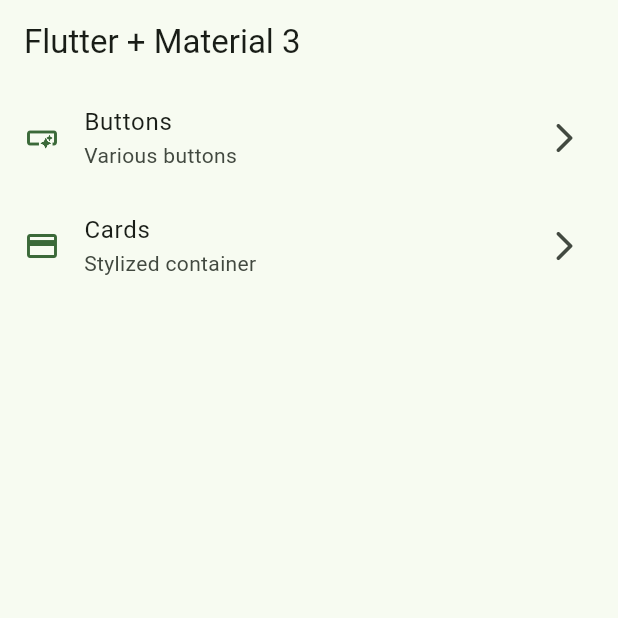
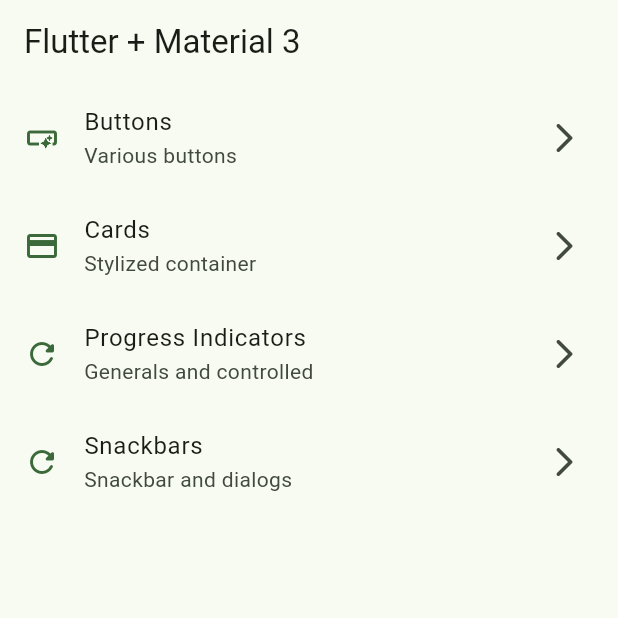
Before and after one commit to arisvaldez/widgets_app, a Flutter app: the screen it shows after launch, on a phone screen of 412 x 824 dp, the top half of it. Run offline on Flutter 3.47's test engine with Material 2 defaults, Android fonts, the phone set to English and light mode, and no system bars; our stand-ins replace go_router.

Commit message:
add snackbar and dialogs

```diff
--- a/lib/config/menu/menu_item.dart
+++ b/lib/config/menu/menu_item.dart
@@ -20,10 +20,19 @@ const appMenuItems = <MenuItem>[
       subTitle: 'Various buttons',
       link: '/buttons',
       icon: Icons.smart_button_outlined),
-
-      MenuItem(
+  MenuItem(
       title: 'Cards',
       subTitle: 'Stylized container',
       link: '/cards',
-      icon: Icons.credit_card)
+      icon: Icons.credit_card),
+  MenuItem(
+      title: 'Progress Indicators',
+      subTitle: 'Generals and controlled',
+      link: '/progress',
+      icon: Icons.refresh_rounded),
+       MenuItem(
+      title: 'Snackbars',
+      subTitle: 'Snackbar and dialogs',
+      link: '/snackbars',
+      icon: Icons.refresh_rounded)
 ];
--- a/lib/config/router/app_router.dart
+++ b/lib/config/router/app_router.dart
@@ -17,4 +17,14 @@ final appRouter = GoRouter(initialLocation: '/', routes: [
     name: CardsScreen.name,
     builder: (context, state) => const ButtonsScreen(),
   ),
+  GoRoute(
+    path: '/progress',
+    name: ProgressScreen.name,
+    builder: (context, state) => const ProgressScreen(),
+  ),
+  GoRoute(
+    path: '/snackbars',
+    name: SnackbarScreen.name,
+    builder: (context, state) => const SnackbarScreen(),
+  ),
 ]);
```
Also changed, not shown: lib/presentation/screens/snackbar/snackbar_screen.dart (+57 -2 lines).
